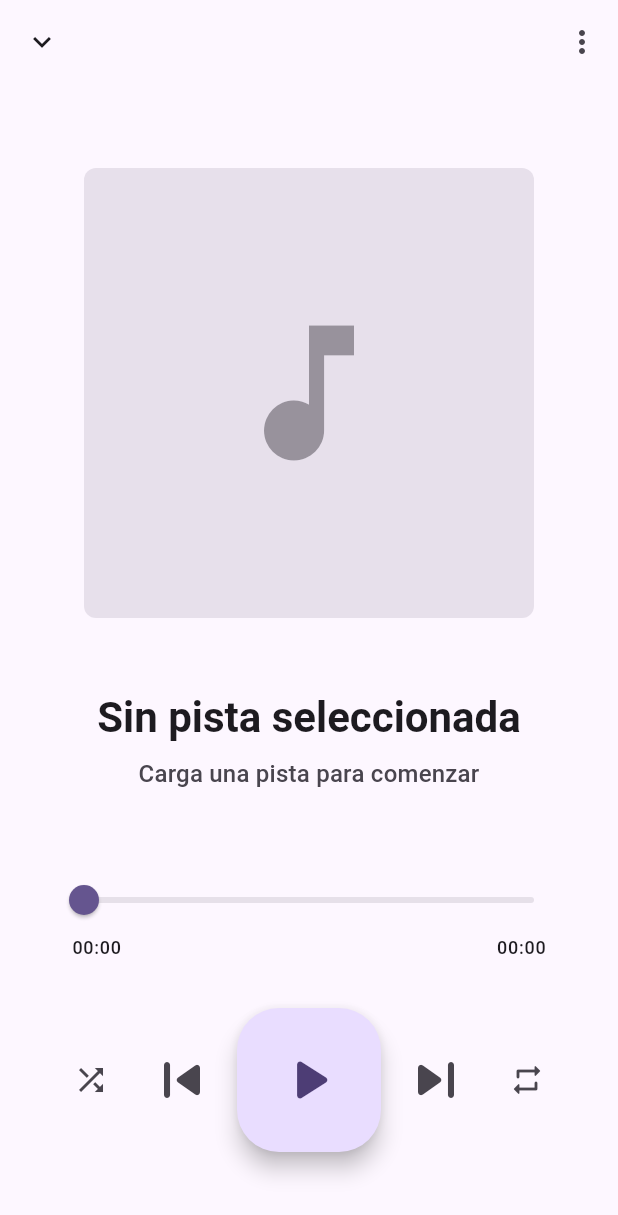
After one commit to Oyhs-co/otune, a Flutter app: the NowPlayingPage screen opened by its route, on a phone screen of 412 x 824 dp. The commit adds this screen. Shown: the top 1215 px of the screen. Run offline on Flutter 3.47's test engine with Material 3 defaults, Android fonts, the phone set to English and light mode, and no system bars; drawn by our look-alikes of dynamic_color; our stand-ins replace drift, file_picker, flutter_riverpod, go_router, logger; missing offline and left inert: media_kit, media_metadata; accounts and stored records are empty; generated files the repository leaves out were written again; statements that could not run were skipped.

Commit message:
feat(playback): Implement detailed playback screen and queue management
Full detailed playback functionality and playback queue management have been added to improve the audio control experience.

Key changes:
- Implementation of `NowPlayingPage` with playback controls, a progress bar, and metadata display.
- Integration of navigation to the current track from the `MiniPlayer` using `go_router`.
- Enhancement of `QueueSheet` with support for empty states, navigation to the library, and use of `ArtworkPlaceholder` in the detailed list.
- Updated the main router to include the new playback route.
- Fixed responsiveness in library search to ensure real-time updating of results.
- Updated `CHANGELOG.md` with the new functionality and UX improvements.

```diff
--- a/frontend/lib/app/router/app_router.dart
+++ b/frontend/lib/app/router/app_router.dart
@@ -4,6 +4,7 @@ import 'package:otune/app/presentation/pages/app_shell.dart';
 import 'package:otune/app/presentation/pages/splash_page.dart';
 import 'package:otune/features/library/presentation/pages/library_page.dart';
 import 'package:otune/features/playback/presentation/pages/home_page.dart';
+import 'package:otune/features/playback/presentation/pages/now_playing_page.dart';
 import 'package:otune/features/settings/presentation/pages/settings_page.dart';
 
 /// Proveedor del enrutador principal de la aplicación.
@@ -50,6 +51,11 @@ final appRouterProvider = Provider<GoRouter>((ref) {
           ),
         ],
       ),
+      GoRoute(
+        path: '/now-playing',
+        name: 'now-playing',
+        builder: (context, state) => const NowPlayingPage(),
+      ),
     ],
   );
 });
--- a/frontend/lib/features/library/presentation/pages/library_page.dart
+++ b/frontend/lib/features/library/presentation/pages/library_page.dart
@@ -149,7 +149,7 @@ class _LibraryPageState extends ConsumerState<LibraryPage> {
                 }
 
                 final tracks = snapshot.data ?? <LibraryTrack>[];
-                final query = ref.read(librarySearchQueryProvider);
+                final query = ref.watch(librarySearchQueryProvider);
                 if (tracks.isEmpty) {
                   return LibraryEmptyState(
                     message: query.isEmpty
--- /dev/null
+++ b/frontend/lib/features/playback/presentation/pages/now_playing_page.dart
@@ -0,0 +1,160 @@
+import 'package:flutter/material.dart' hide RepeatMode;
+import 'package:flutter_riverpod/flutter_riverpod.dart';
+import 'package:otune/core/design_system/widgets/artwork_placeholder.dart';
+import 'package:otune/features/playback/application/playback_controller.dart';
+import 'package:otune/features/playback/domain/entities/playback_modes.dart';
+
+class NowPlayingPage extends ConsumerStatefulWidget {
+  const NowPlayingPage({super.key});
+
+  @override
+  ConsumerState<NowPlayingPage> createState() => _NowPlayingPageState();
+}
+
+class _NowPlayingPageState extends ConsumerState<NowPlayingPage> {
+  double? _dragPositionMs;
+  String? _dragTrackId;
+
+  static String _formatDuration(Duration duration) {
+    final minutes = duration.inMinutes.remainder(60).toString().padLeft(2, '0');
+    final seconds = duration.inSeconds.remainder(60).toString().padLeft(2, '0');
+    if (duration.inHours > 0) {
+      return '${duration.inHours}:$minutes:$seconds';
+    }
+    return '$minutes:$seconds';
+  }
+
+  @override
+  Widget build(BuildContext context) {
+    final theme = Theme.of(context);
+    final session = ref.watch(playbackControllerProvider);
+    final controller = ref.read(playbackControllerProvider.notifier);
+
+    final track = session.currentTrack;
+    final title = track?.title ?? 'Sin pista seleccionada';
+    final artist = track?.artist ?? (track == null ? 'Carga una pista para comenzar' : 'Artista desconocido');
+
+    final position = session.position;
+    final duration = session.duration;
+    final maxDurationMs = duration.inMilliseconds > 0 ? duration.inMilliseconds.toDouble() : 1.0;
+    final currentPosMs = position.inMilliseconds.clamp(0, maxDurationMs.toInt()).toDouble();
+    final sliderPositionMs = _dragTrackId == track?.id ? (_dragPositionMs ?? currentPosMs) : currentPosMs;
+
+    return Scaffold(
+      appBar: AppBar(
+        backgroundColor: Colors.transparent,
+        elevation: 0,
+        leading: IconButton(
+          icon: const Icon(Icons.keyboard_arrow_down),
+          onPressed: () => Navigator.of(context).pop(),
+        ),
+        actions: [
+          IconButton(
+            icon: const Icon(Icons.more_vert),
+            onPressed: () {}, // Add track options later
+          ),
+        ],
+      ),
+      body: Padding(
+        padding: const EdgeInsets.symmetric(horizontal: 32.0),
+        child: Column(
+          mainAxisAlignment: MainAxisAlignment.center,
+          children: [
+            // Artwork
+            Center(
+              child: ArtworkPlaceholder(
+                size: ArtworkSize.large,
+                child: track?.albumArt != null
+                    ? Image.memory(track!.albumArt!, fit: BoxFit.cover)
+                    : null,
+              ),
+            ),
+            const SizedBox(height: 48),
+            // Track Info
+            Text(
+              title,
+              style: theme.textTheme.headlineMedium?.copyWith(
+                fontWeight: FontWeight.bold,
+              ),
+              textAlign: TextAlign.center,
+              maxLines: 1,
+              overflow: TextOverflow.ellipsis,
+            ),
+            const SizedBox(height: 8),
+            Text(
+              artist,
+              style: theme.textTheme.titleMedium?.copyWith(
+                color: theme.colorScheme.onSurfaceVariant,
+              ),
+              textAlign: TextAlign.center,
+              maxLines: 1,
+              overflow: TextOverflow.ellipsis,
+            ),
+            const SizedBox(height: 48),
+            // Progress Slider
+            Slider(
+              value: sliderPositionMs.clamp(0, maxDurationMs),
+              max: maxDurationMs,
+              onChanged: (newMs) {
+                setState(() {
+                  _dragTrackId = track?.id;
+                  _dragPositionMs = newMs;
+                });
+              },
+              onChangeEnd: (newMs) async {
+                await controller.seek(Duration(milliseconds: newMs.toInt()));
+                setState(() {
+                  _dragPositionMs = null;
+                  _dragTrackId = null;
+                });
+              },
+            ),
+            Padding(
+              padding: const EdgeInsets.symmetric(horizontal: 16),
+              child: Row(
+                mainAxisAlignment: MainAxisAlignment.spaceBetween,
+                children: [
+                  Text(_formatDuration(position), style: theme.textTheme.labelMedium),
+                  Text(_formatDuration(duration), style: theme.textTheme.labelMedium),
+                ],
+              ),
+            ),
+            const SizedBox(height: 32),
+            // Main Controls
+            Row(
+              mainAxisAlignment: MainAxisAlignment.spaceEvenly,
+              children: [
+                IconButton(
+                  icon: Icon(
+                    session.isShuffle ? Icons.shuffle_rounded : Icons.shuffle,
+                    color: session.isShuffle ? theme.colorScheme.primary : null,
+                  ),
+                  onPressed: controller.toggleShuffle,
+                ),
+                IconButton(
+                  icon: const Icon(Icons.skip_previous_rounded, size: 48),
+                  onPressed: () => controller.skipPrevious(),
+                ),
+                FloatingActionButton.large(
+                  onPressed: () => controller.togglePlayPause(),
+                  child: Icon(session.isPlaying ? Icons.pause_rounded : Icons.play_arrow_rounded, size: 48),
+                ),
+                IconButton(
+                  icon: const Icon(Icons.skip_next_rounded, size: 48),
+                  onPressed: () => controller.skipNext(),
+                ),
+                IconButton(
+                  icon: Icon(
+                    session.repeatMode == RepeatMode.one ? Icons.repeat_one_rounded : Icons.repeat_rounded,
+                    color: session.repeatMode != RepeatMode.off ? theme.colorScheme.primary : null,
+                  ),
+                  onPressed: controller.cycleRepeatMode,
+                ),
+              ],
+            ),
+          ],
+        ),
+      ),
+    );
+  }
+}
--- a/frontend/lib/features/playback/presentation/widgets/mini_player.dart
+++ b/frontend/lib/features/playback/presentation/widgets/mini_player.dart
@@ -1,6 +1,7 @@
 import 'package:flutter/material.dart';
 import 'dart:typed_data';
 import 'package:flutter_riverpod/flutter_riverpod.dart';
+import 'package:go_router/go_router.dart';
 import 'package:otune/core/design_system/widgets/artwork_placeholder.dart';
 import 'package:otune/features/playback/application/playback_controller.dart';
 import 'package:otune/features/playback/domain/entities/track_ref.dart';
@@ -73,6 +74,6 @@ class MiniPlayer extends ConsumerWidget {
   }
 
   void _navigateToNowPlaying(BuildContext context) {
-    // This will be linked to go_router later
+    context.pushNamed('now-playing');
   }
 }
```
Also changed, not shown: frontend/lib/features/playback/presentation/widgets/queue_sheet.dart (+21 -3 lines), 1 other file.
